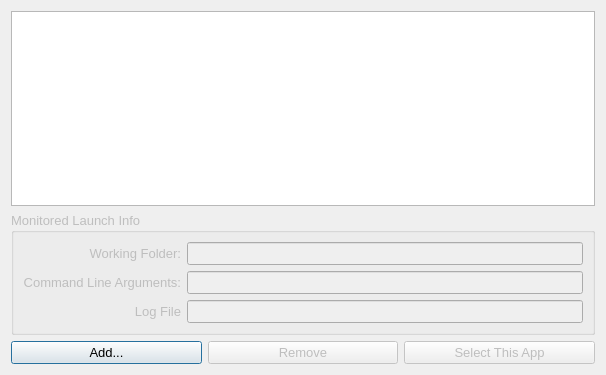
Above: vkconfig/dlgcreateassociation.ui from LunarG/VulkanTools before the change. Below: the same form after it.
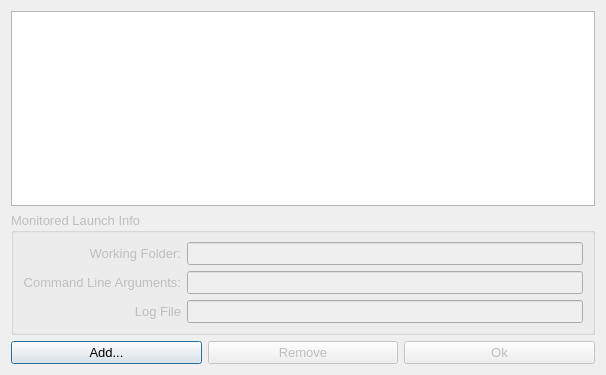
That is the form after the change.

Diff of the .ui file:
```diff
--- a/vkconfig/dlgcreateassociation.ui
+++ b/vkconfig/dlgcreateassociation.ui
@@ -43,7 +43,7 @@
       <bool>false</bool>
      </property>
      <property name="text">
-      <string>Select This App</string>
+      <string>Ok</string>
      </property>
     </widget>
    </item>
```
Left out of the diff: 2 changed lines with no effect on the pictures.
